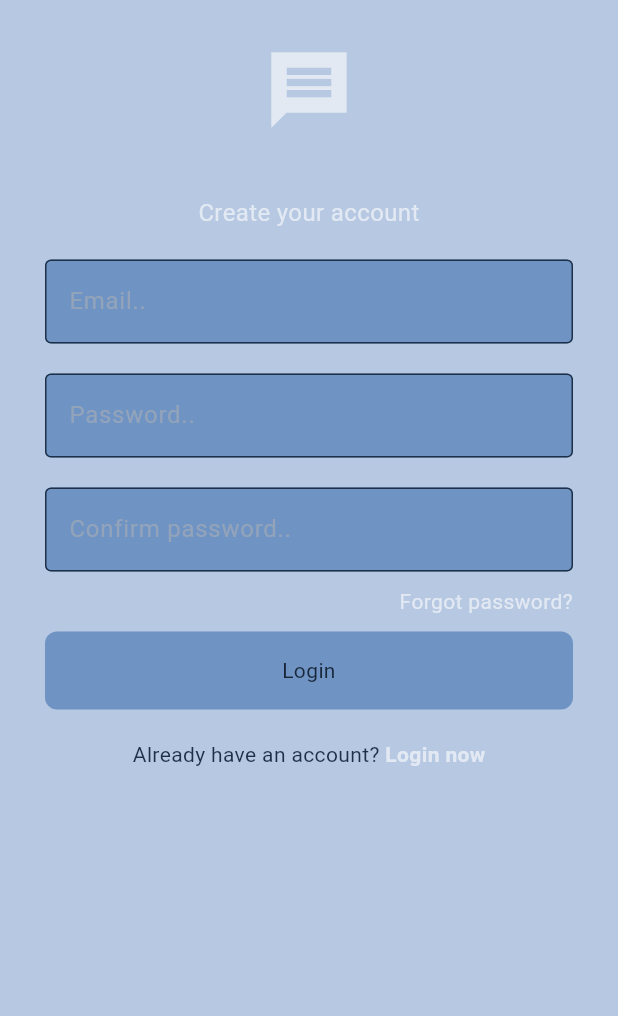
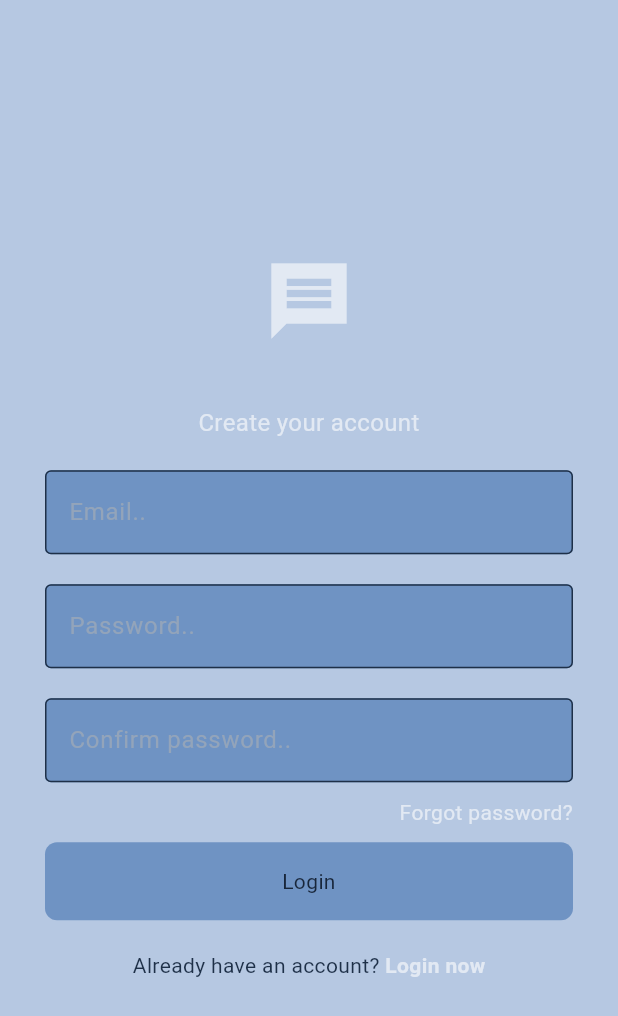
Before and after one commit to GoLab18/Chab, a Flutter app: the screen it shows after launch, after a tap on "Sign up", on a phone screen of 412 x 824 dp. Shown: the top 1016 px of the screen. Run offline on Flutter 3.47's test engine with Material 3 defaults, Android fonts, the phone set to English and light mode, and no system bars.

Commit message:
Centered the view

```diff
--- a/lib/pages/login_page.dart
+++ b/lib/pages/login_page.dart
@@ -20,8 +20,8 @@ class LoginPage extends StatelessWidget {
   @override
   Widget build(BuildContext context) {
     return Scaffold(
-      body: SingleChildScrollView(
-        child: Padding(
+      body: Center(
+        child: SingleChildScrollView(
           padding: const EdgeInsets.all(30),
           child: Column(
             mainAxisAlignment: MainAxisAlignment.center,
--- a/lib/pages/register_page.dart
+++ b/lib/pages/register_page.dart
@@ -21,8 +21,8 @@ class RegisterPage extends StatelessWidget {
   @override
   Widget build(BuildContext context) {
     return Scaffold(
-      body: SingleChildScrollView(
-        child: Padding(
+      body: Center(
+        child: SingleChildScrollView(
           padding: const EdgeInsets.all(30),
           child: Column(
             mainAxisAlignment: MainAxisAlignment.center,
```
